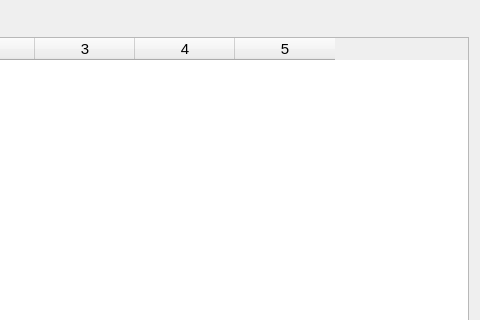
The window that estorecpp/overallstockitemreport.ui (Watti/estorecpp) describes before a commit, drawn with Qt 5; both pictures show x 177 to 657 and y 0 to 320 of the 657 by 562 pixel window.
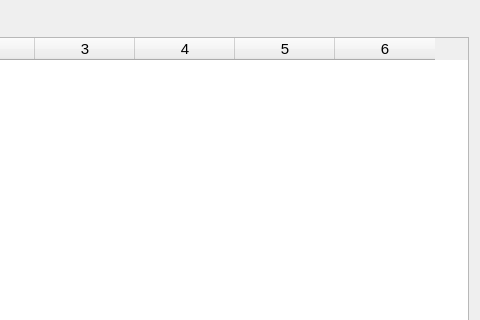
The same window after the commit.

```diff
--- a/estorecpp/overallstockitemreport.ui
+++ b/estorecpp/overallstockitemreport.ui
@@ -51,13 +51,14 @@
       </font>
      </property>
      <property name="columnCount">
-      <number>5</number>
+      <number>6</number>
      </property>
      <column/>
      <column/>
      <column/>
      <column/>
      <column/>
+     <column/>
     </widget>
    </item>
    <item>
```
